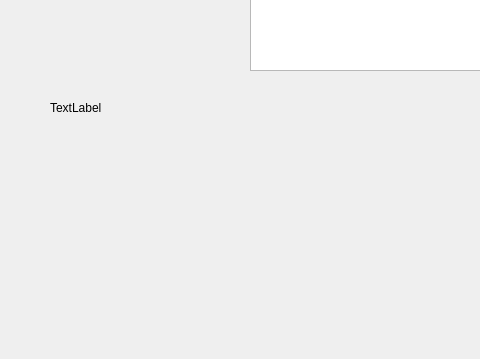
First picture: the form in RPiServer_ui/RPiServer_ui/rpiserver.ui, repository mtech12/RPi, before the edit; both pictures show x 0 to 480 and y 190 to 549 of the 575 by 549 pixel window.
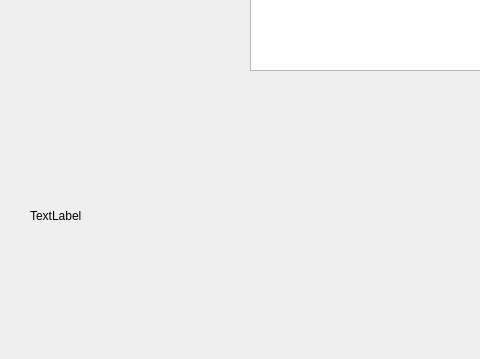
Second picture: the form after the edit.

Commit message: Changed width and height of label

Diff of the .ui file:
```diff
--- a/RPiServer_ui/RPiServer_ui/rpiserver.ui
+++ b/RPiServer_ui/RPiServer_ui/rpiserver.ui
@@ -68,10 +68,10 @@
    <widget class="QLabel" name="testLbl">
     <property name="geometry">
      <rect>
-      <x>50</x>
-      <y>290</y>
-      <width>57</width>
-      <height>15</height>
+      <x>30</x>
+      <y>280</y>
+      <width>511</width>
+      <height>251</height>
      </rect>
     </property>
     <property name="text">
```
